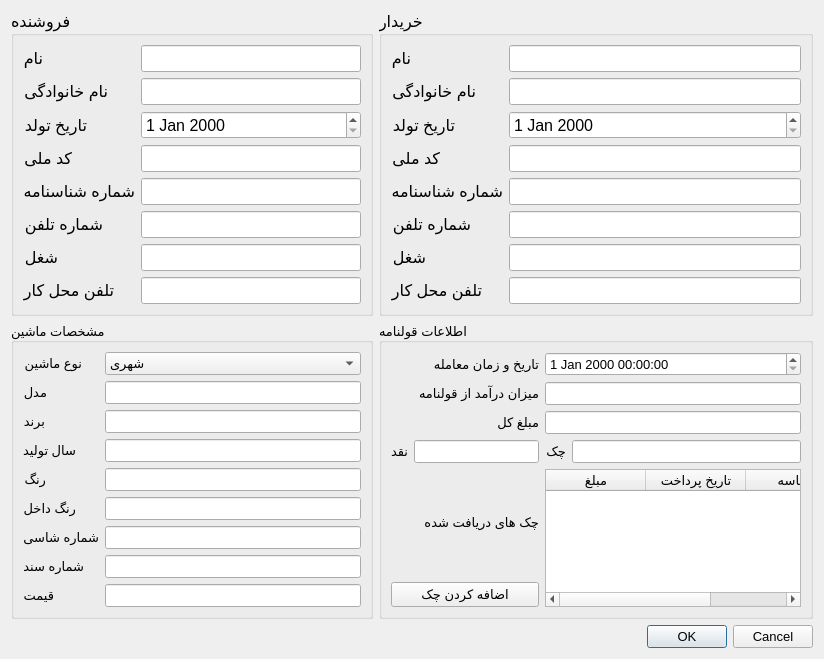
This is CarExhibitionManagement/Dialog_Memorandum.ui in behruzsayyadi/AP98Project as Qt 5 draws it before an edit. The edited form follows.
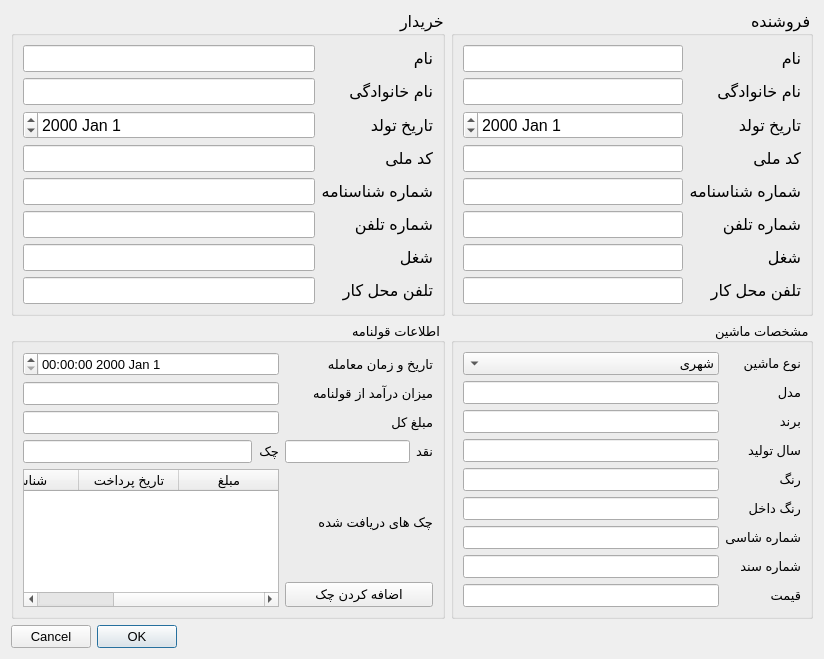
This is the edited form.

```diff
--- a/CarExhibitionManagement/Dialog_Memorandum.ui
+++ b/CarExhibitionManagement/Dialog_Memorandum.ui
@@ -18,6 +18,9 @@
   <property name="windowTitle">
    <string>Dialog</string>
   </property>
+  <property name="layoutDirection">
+   <enum>Qt::RightToLeft</enum>
+  </property>
   <property name="styleSheet">
    <string notr="true">QLineEdit 
 
```
Left out of the diff: 16 changed lines with no effect on the pictures.
